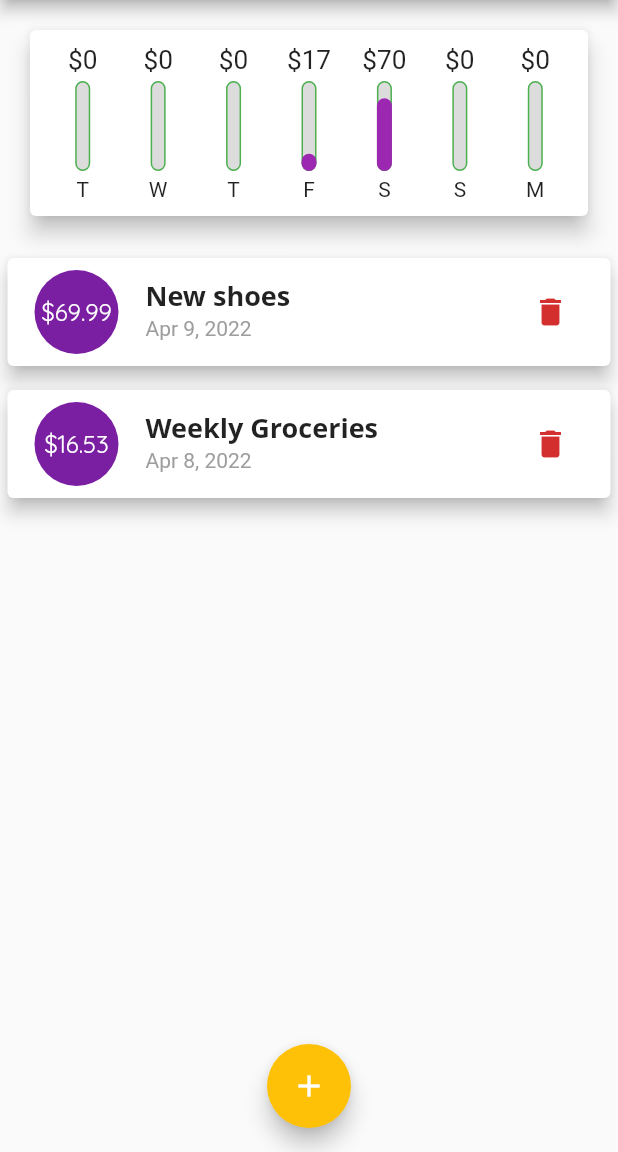
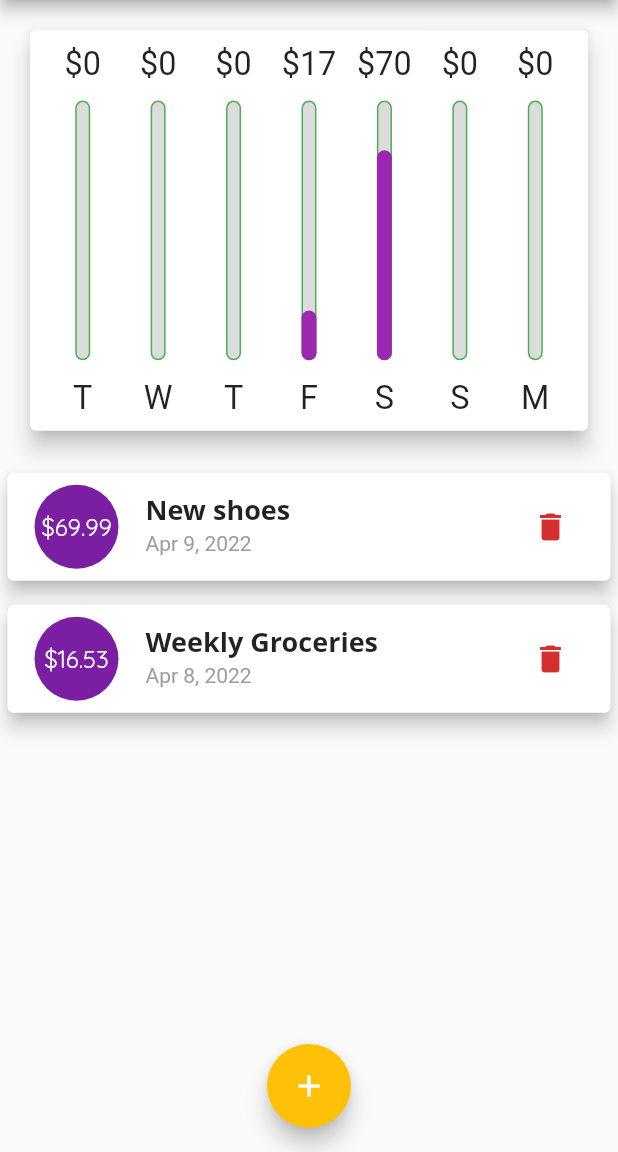
Before and after one commit to djonko/flutter_personnal_expenses, a Flutter app: the screen it shows after launch, on a phone screen of 412 x 824 dp, the part 84-1236 px from its top. Run offline on Flutter 3.47's test engine with Material 2 defaults, Android fonts, the phone set to English and light mode, and no system bars.

Commit message:
before landscape

```diff
--- a/lib/chart_bar.dart
+++ b/lib/chart_bar.dart
@@ -1,4 +1,5 @@
 import 'package:flutter/material.dart';
+import 'package:flutter/rendering.dart';
 
 class ChartBar extends StatelessWidget {
   final String label;
@@ -14,18 +15,19 @@ class ChartBar extends StatelessWidget {
 
   @override
   Widget build(BuildContext context) {
+    return LayoutBuilder(builder: (context, constraints) {
       return Column(
         children: [
           SizedBox(
-            height: 20,
+              height: constraints.maxHeight * 0.1,
               child: FittedBox(
                   child: Text('\$${spendingAmount.toStringAsFixed(0)}'))),
-        const SizedBox(
-          height: 4,
+          SizedBox(
+            height: constraints.maxHeight * 0.05,
           ),
           SizedBox(
             width: 10,
-          height: 60,
+            height: constraints.maxHeight * 0.7,
             child: Stack(
               alignment: AlignmentDirectional.bottomStart,
               children: [
@@ -47,11 +49,14 @@ class ChartBar extends StatelessWidget {
               ],
             ),
           ),
-        const SizedBox(
-          height: 4,
+          SizedBox(
+            height: constraints.maxHeight * 0.05,
           ),
-        Text(label)
+          SizedBox(
+              height: constraints.maxHeight * 0.1,
+              child: FittedBox(child: Text(label)))
         ],
       );
+    });
   }
 }
--- a/lib/main.dart
+++ b/lib/main.dart
@@ -5,6 +5,9 @@ import 'transaction.dart';
 import 'transaction_list.dart';
 
 void main() {
+  // WidgetsFlutterBinding.ensureInitialized();
+  // SystemChrome.setPreferredOrientations(
+  //     [DeviceOrientation.portraitUp, DeviceOrientation.portraitDown]);
   runApp(const MyApp());
 }
 
@@ -95,8 +98,7 @@ class _MyHomePageState extends State<MyHomePage> {
 
   @override
   Widget build(BuildContext context) {
-    return Scaffold(
-        appBar: AppBar(
+    final appBar = AppBar(
       title: const Text('Personal Expenses'),
       actions: [
         IconButton(
@@ -105,15 +107,27 @@ class _MyHomePageState extends State<MyHomePage> {
             },
             icon: const Icon(Icons.add))
       ],
-        ),
+    );
+    final availableHeight = (MediaQuery.of(context).size.height -
+        appBar.preferredSize.height -
+        MediaQuery.of(context).padding.top);
+    final curScaleFactor = MediaQuery.of(context).textScaleFactor;
+
+    return Scaffold(
+        appBar: appBar,
         body: SingleChildScrollView(
           child: Column(
             crossAxisAlignment: CrossAxisAlignment.stretch,
             children: [
-              Chart(recentTransactions: _recentTransaction),
-              TransactionList(
+              SizedBox(
+                  height: availableHeight * 0.4,
+                  child: Chart(recentTransactions: _recentTransaction)),
+              SizedBox(
+                height: availableHeight * 0.6,
+                child: TransactionList(
                   transactions: _useTransactions,
                   deleteTransaction: _deleteTransaction,
+                ),
               )
             ],
           ),
--- a/lib/transaction_list.dart
+++ b/lib/transaction_list.dart
@@ -13,8 +13,6 @@ class TransactionList extends StatelessWidget {
   @override
   Widget build(BuildContext context) {
     return SafeArea(
-      child: SizedBox(
-        height: 500,
       child: transactions.isEmpty
           ? Column(
               children: [
@@ -39,16 +37,15 @@ class TransactionList extends StatelessWidget {
                 return Card(
                     key: Key(tx.id),
                     elevation: 5,
-                      margin: const EdgeInsets.symmetric(
-                          vertical: 8, horizontal: 5),
+                    margin:
+                        const EdgeInsets.symmetric(vertical: 8, horizontal: 5),
                     child: ListTile(
                       leading: CircleAvatar(
                         radius: 30,
                         child: Padding(
                           padding: const EdgeInsets.all(6),
                           child: FittedBox(
-                                child:
-                                    Text('\$${tx.amount.toStringAsFixed(2)}')),
+                              child: Text('\$${tx.amount.toStringAsFixed(2)}')),
                         ),
                       ),
                       title: Text(tx.title,
@@ -70,7 +67,6 @@ class TransactionList extends StatelessWidget {
               },
               itemCount: transactions.length,
             ),
-      ),
     );
   }
 }
```
Lines whose indentation alone changed are shown as unchanged.
